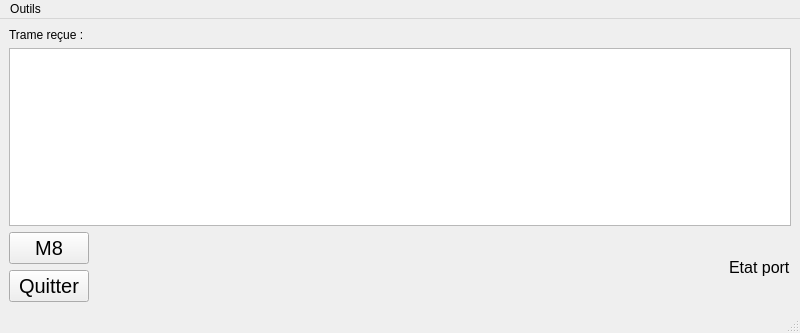
Qt form Interface_liaison_montante/interfaceprincipale.ui (rauthier20/Projet-Ballon-sonde-rauthier) before a commit.
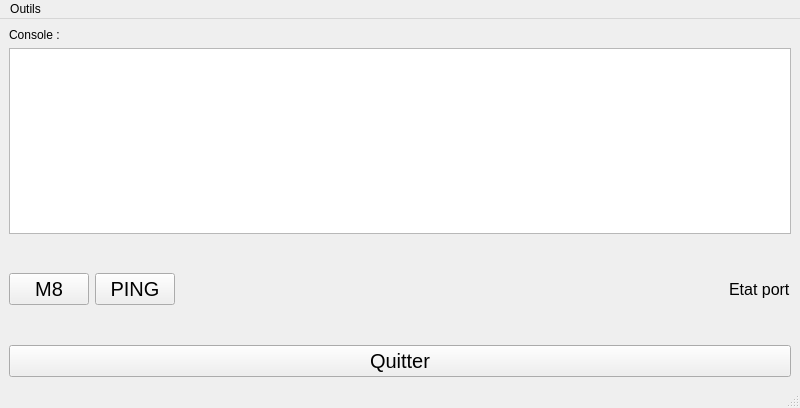
The same form after that commit.

Commit message: mise a jour

```diff
--- a/Interface_liaison_montante/interfaceprincipale.ui
+++ b/Interface_liaison_montante/interfaceprincipale.ui
@@ -7,7 +7,7 @@
     <x>0</x>
     <y>0</y>
     <width>800</width>
-    <height>333</height>
+    <height>408</height>
    </rect>
   </property>
   <property name="windowTitle">
@@ -20,32 +20,71 @@
       <item>
        <widget class="QLabel" name="labelTrame">
         <property name="text">
-         <string>Trame reçue : </string>
+         <string>Console :</string>
         </property>
        </widget>
       </item>
       <item>
-       <widget class="QTextEdit" name="textEditTrame"/>
+       <widget class="QTextEdit" name="textEditTrame">
+        <property name="font">
+         <font>
+          <pointsize>12</pointsize>
+         </font>
+        </property>
+        <property name="mouseTracking">
+         <bool>true</bool>
+        </property>
+       </widget>
       </item>
      </layout>
     </item>
-    <item row="1" column="0">
+    <item row="4" column="0">
+     <widget class="QPushButton" name="pushButtonClose">
+      <property name="font">
+       <font>
+        <pointsize>15</pointsize>
+       </font>
+      </property>
+      <property name="text">
+       <string>Quitter</string>
+      </property>
+     </widget>
+    </item>
+    <item row="2" column="0">
      <layout class="QHBoxLayout" name="horizontalLayout">
       <item>
        <layout class="QGridLayout" name="gridLayout">
-        <item row="1" column="0">
-         <widget class="QPushButton" name="pushButtonClose">
+        <item row="0" column="0">
+         <widget class="QPushButton" name="pushButtonM8">
           <property name="font">
            <font>
             <pointsize>15</pointsize>
+            <bold>false</bold>
+            <underline>false</underline>
+            <strikeout>false</strikeout>
            </font>
           </property>
+          <property name="mouseTracking">
+           <bool>false</bool>
+          </property>
           <property name="text">
-           <string>Quitter</string>
+           <string>M8</string>
           </property>
          </widget>
         </item>
         <item row="0" column="1">
+         <widget class="QPushButton" name="pushButtonPing">
+          <property name="font">
+           <font>
+            <pointsize>15</pointsize>
+           </font>
+          </property>
+          <property name="text">
+           <string>PING</string>
+          </property>
+         </widget>
+        </item>
+        <item row="0" column="2">
          <spacer name="horizontalSpacer">
           <property name="orientation">
            <enum>Qt::Horizontal</enum>
@@ -58,24 +97,6 @@
           </property>
          </spacer>
         </item>
-        <item row="0" column="0">
-         <widget class="QPushButton" name="pushButtonM8">
-          <property name="font">
-           <font>
-            <pointsize>15</pointsize>
-            <bold>false</bold>
-            <underline>false</underline>
-            <strikeout>false</strikeout>
-           </font>
-          </property>
-          <property name="mouseTracking">
-           <bool>false</bool>
-          </property>
-          <property name="text">
-           <string>M8</string>
-          </property>
-         </widget>
-        </item>
        </layout>
       </item>
       <item>
@@ -92,6 +113,32 @@
       </item>
      </layout>
     </item>
+    <item row="1" column="0">
+     <spacer name="verticalSpacer">
+      <property name="orientation">
+       <enum>Qt::Vertical</enum>
+      </property>
+      <property name="sizeHint" stdset="0">
+       <size>
+        <width>20</width>
+        <height>40</height>
+       </size>
+      </property>
+     </spacer>
+    </item>
+    <item row="3" column="0">
+     <spacer name="verticalSpacer_2">
+      <property name="orientation">
+       <enum>Qt::Vertical</enum>
+      </property>
+      <property name="sizeHint" stdset="0">
+       <size>
+        <width>20</width>
+        <height>40</height>
+       </size>
+      </property>
+     </spacer>
+    </item>
    </layout>
   </widget>
   <widget class="QMenuBar" name="menubar">
```
The commit also changes 2 other files.
